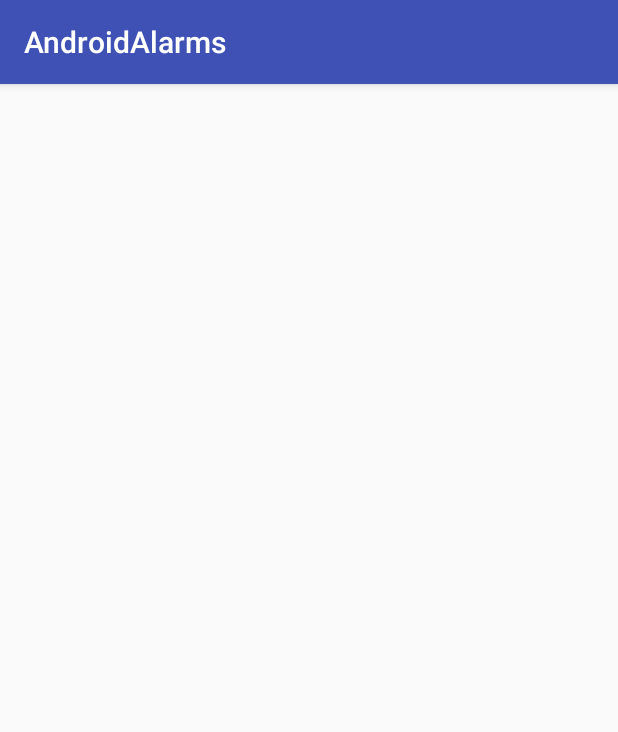
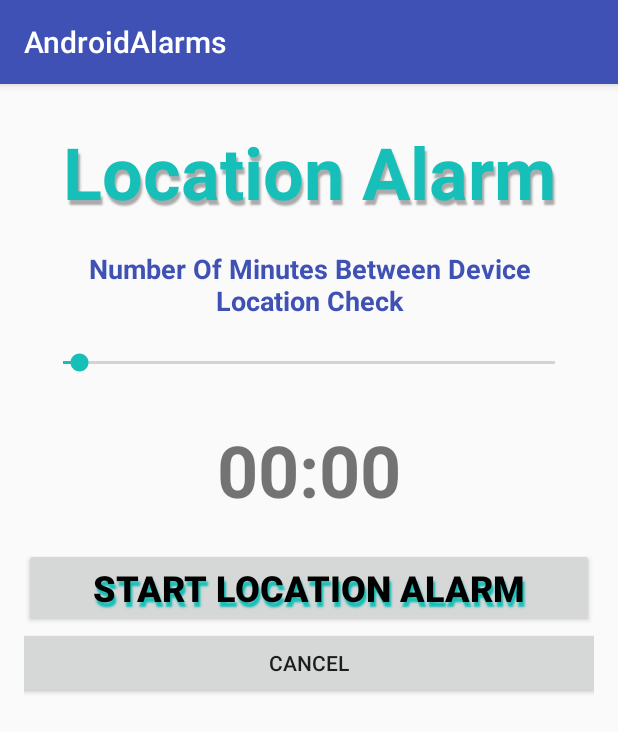
Before and after one commit to bsdworkin/AndroidAlarms, an Android app: the LocationAlarmActivity screen opened directly, with no data from a screen before it, on a phone screen of 412 x 824 dp. Shown: the top 732 px of the screen. Run offline under Robolectric (Android 15) with nearby library versions, the phone set to English and light mode, and no system bars.

Commit message:
Changed EditText To Pickers

```diff
--- a/app/src/main/java/com/bendworkin/androidalarms/LocationAlarmActivity.java
+++ b/app/src/main/java/com/bendworkin/androidalarms/LocationAlarmActivity.java
@@ -1,13 +1,85 @@
 package com.bendworkin.androidalarms;
 
+import android.content.Intent;
 import android.support.v7.app.AppCompatActivity;
 import android.os.Bundle;
+import android.view.View;
+import android.widget.Button;
+import android.widget.SeekBar;
+import android.widget.TextView;
 
 public class LocationAlarmActivity extends AppCompatActivity {
+
+    private SeekBar minSeekBar;
+    private TextView minsTxt;
+    private Button cancelButton;
+
+    private int mins;
+
+    public void startLocationAlarm(View view ){
+
+        cancelButton.setVisibility(View.INVISIBLE);
+
+
+    }
+
+    public void toMM(View view){
+
+        Intent cancelAlarm = new Intent(getApplicationContext(), MainActivity.class);
+
+        startActivity(cancelAlarm);
+    }
 
     @Override
     protected void onCreate(Bundle savedInstanceState) {
         super.onCreate(savedInstanceState);
         setContentView(R.layout.activity_location_alarm);
+
+        minSeekBar = (SeekBar) findViewById(R.id.minSeekBar);
+        minsTxt = (TextView) findViewById(R.id.minTxtView);
+        cancelButton = (Button) findViewById(R.id.button5);
+
+        minSeekBar.setMax(60);
+        minSeekBar.setProgress(2);
+
+        minSeekBar.setOnSeekBarChangeListener(new SeekBar.OnSeekBarChangeListener() {
+
+            @Override
+            public void onProgressChanged(SeekBar seekBar, int progress, boolean fromUser) {
+
+                mins = progress;
+
+                if (minSeekBar.getProgress() == 0){
+
+                    minsTxt.setText("0:00:00");
+
+                }
+                else if(minSeekBar.getProgress() < 10 && minSeekBar.getProgress() > 0){
+
+                    minsTxt.setText("0:0" + mins + ":00");
+
+                }
+                else if(minSeekBar.getProgress() == 60){
+
+                    minsTxt.setText("1:00:00");
+
+                }else {
+
+                    minsTxt.setText("0:" + mins + ":00");
+
+                }
+
+            }
+
+            @Override
+            public void onStartTrackingTouch(SeekBar seekBar) {
+
+            }
+
+            @Override
+            public void onStopTrackingTouch(SeekBar seekBar) {
+
+            }
+        });
     }
 }
--- a/app/src/main/res/layout/activity_location_alarm.xml
+++ b/app/src/main/res/layout/activity_location_alarm.xml
@@ -13,5 +13,73 @@
     <LinearLayout
         android:orientation="vertical"
         android:layout_width="match_parent"
-        android:layout_height="match_parent"></LinearLayout>
+        android:layout_height="match_parent"
+        android:layout_alignParentTop="true"
+        android:layout_alignParentStart="true">
+
+        <TextView
+            android:text="Location Alarm"
+            android:layout_width="match_parent"
+            android:layout_height="wrap_content"
+            android:id="@+id/textView8"
+            android:textStyle="normal|bold"
+            android:textSize="@android:dimen/app_icon_size"
+            android:textColor="@color/colorAccent"
+            android:shadowDx="2"
+            android:shadowDy="5"
+            android:shadowRadius="1"
+            android:shadowColor="@android:color/darker_gray"
+            android:layout_margin="10dp"
+            android:gravity="center" />
+
+        <TextView
+            android:layout_width="match_parent"
+            android:layout_height="wrap_content"
+            android:id="@+id/textView9"
+            android:gravity="center"
+            android:textStyle="normal|bold"
+            android:textSize="18sp"
+            android:text="Number Of Minutes Between Device Location Check"
+            android:layout_margin="10dp"
+            android:textColor="@color/colorPrimary" />
+
+        <SeekBar
+            android:layout_width="match_parent"
+            android:layout_height="wrap_content"
+            android:id="@+id/minSeekBar"
+            android:layout_margin="10dp" />
+
+        <TextView
+            android:text="00:00"
+            android:layout_width="match_parent"
+            android:layout_height="wrap_content"
+            android:id="@+id/minTxtView"
+            android:layout_margin="20dp"
+            android:gravity="center"
+            android:textSize="@android:dimen/app_icon_size"
+            android:textStyle="normal|bold" />
+
+        <Button
+            android:text="Start Location Alarm"
+            android:layout_width="match_parent"
+            android:layout_height="wrap_content"
+            android:id="@+id/button2"
+            android:textStyle="normal|bold"
+            android:textSize="24sp"
+            android:textColor="@color/colorPrimaryDark"
+            android:shadowDx="2"
+            android:shadowDy="5"
+            android:shadowRadius="1"
+            android:shadowColor="@color/colorAccent"
+            android:onClick="startLocationAlarm" />
+
+        <Button
+            android:text="Cancel"
+            android:layout_width="398dp"
+            android:layout_height="wrap_content"
+            android:id="@+id/button5"
+            android:layout_gravity="center"
+            android:onClick="toMM" />
+    </LinearLayout>
+
 </RelativeLayout>
--- a/app/src/main/res/layout/activity_main.xml
+++ b/app/src/main/res/layout/activity_main.xml
@@ -53,7 +53,8 @@
             android:textStyle="normal|bold"
             android:textSize="18sp"
             android:textColor="@color/colorPrimary"
-            android:layout_weight="0.07" />
+            android:layout_weight="0.07"
+            android:onClick="toSetTimer" />
 
         <Button
             android:text="Add New Location Timer"
@@ -64,7 +65,8 @@
             android:textColor="@color/colorPrimary"
             android:textStyle="normal|bold"
             android:textSize="18sp"
-            android:layout_weight="0.06" />
+            android:layout_weight="0.06"
+            android:onClick="toLocationAlarm" />
 
         <TextView
             android:text="By: Ben Dworkin, Brandon Manke, and  Colin Koepke"
```
Also changed, not shown: app/src/main/java/com/bendworkin/androidalarms/AlarmActivity.java (+5 -2 lines), app/src/main/res/layout/activity_alarm.xml (+16 -27 lines).
